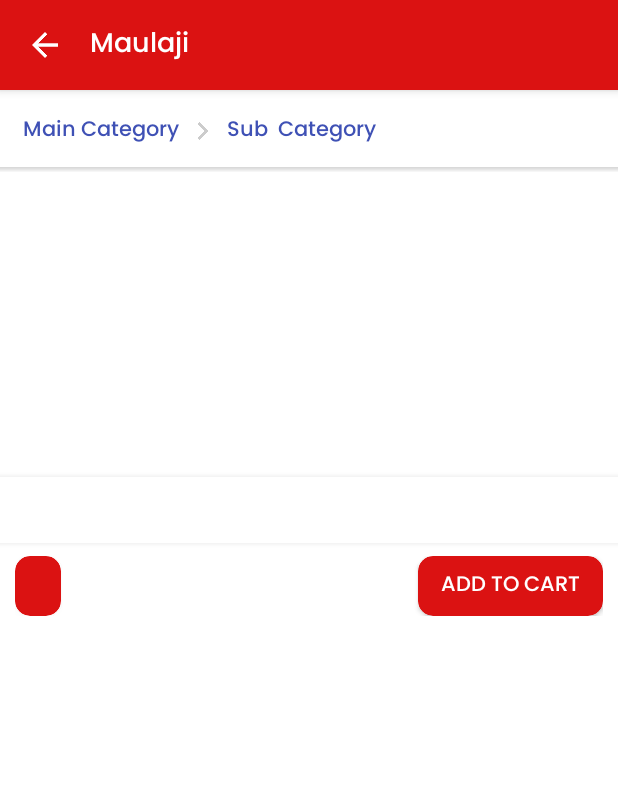
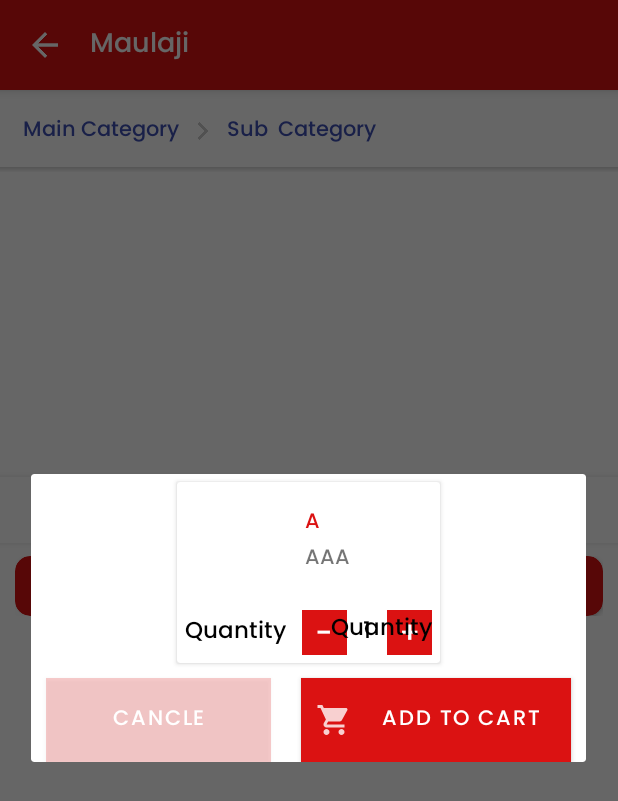
Before and after one commit to mukul2/maulaj, an Android app: the ProductBodyDetailActivity screen opened directly, with no data from a screen before it, after a tap on "ADD TO CART", on a phone screen of 412 x 824 dp. Shown: the top 801 px of the screen. Run offline under Robolectric (Android 15) with nearby library versions, the phone set to English and light mode, and no system bars; our stand-ins replace ButterKnife, EventBus; pictures from the network do not load; 9 statements that could not run were skipped.

Commit message:
cart dialog view edit

```diff
--- a/app/build.gradle
+++ b/app/build.gradle
@@ -78,5 +78,8 @@ dependencies {
     implementation 'com.google.android.gms:play-services-location:17.1.0'
     //compileOnly 'com.google.android.wearable:wearable:2.6.0'
     implementation 'jp.wasabeef:glide-transformations:4.0.0'
+
+    //EventBus
+    implementation 'org.greenrobot:eventbus:3.2.0'
 }
 apply plugin: 'com.google.gms.google-services'
--- a/app/src/main/java/com/telemedicine/maulaji/Activity/ProductBodyDetailActivity.java
+++ b/app/src/main/java/com/telemedicine/maulaji/Activity/ProductBodyDetailActivity.java
@@ -2,17 +2,23 @@ package com.telemedicine.maulaji.Activity;
 
 import androidx.appcompat.app.AppCompatActivity;
 
+import android.app.Dialog;
 import android.content.Context;
 import android.os.Bundle;
+import android.util.Log;
 import android.view.View;
+import android.widget.Button;
 import android.widget.ImageView;
 import android.widget.TextView;
 
 import com.bumptech.glide.Glide;
+import com.telemedicine.maulaji.LiveResponce.MessageEvent;
 import com.telemedicine.maulaji.R;
 import com.telemedicine.maulaji.Utils.CartManager;
 import com.telemedicine.maulaji.Utils.MyDialog;
 import com.telemedicine.maulaji.model.CartItemsModel;
+
+import org.greenrobot.eventbus.EventBus;
 
 import butterknife.BindView;
 import butterknife.ButterKnife;
@@ -56,11 +62,94 @@ public class ProductBodyDetailActivity extends AppCompatActivity {
         tv_cartStatus.setOnClickListener(new View.OnClickListener() {
             @Override
             public void onClick(View v) {
-                CartManager.getInstance().with(ProductBodyDetailActivity.this).addItem(new CartItemsModel(NOW_SHOWING_PRODUCT.getName(),NOW_SHOWING_PRODUCT.getImg(),""+NOW_SHOWING_PRODUCT.getId(),1,Float.parseFloat(NOW_SHOWING_PRODUCT.getPrice().replaceAll("[^\\d.]", ""))));
-            }
+                CustomDialog();
+           /*     CartManager.getInstance().with(ProductBodyDetailActivity.this).addItem(new CartItemsModel(NOW_SHOWING_PRODUCT.getName(),
+                        NOW_SHOWING_PRODUCT.getImg(),
+                        ""+NOW_SHOWING_PRODUCT.getId(),
+                        1,Float.parseFloat(NOW_SHOWING_PRODUCT.getPrice().replaceAll("[^\\d.]", "")),Float.parseFloat(NOW_SHOWING_PRODUCT.getPrice().replaceAll("[^\\d.]", ""))));
+            */}
         });
+
+
     }
+ public void CustomDialog(){
+     final Dialog dialog = new Dialog(context);
+     // Include dialog.xml file
+     dialog.setContentView(R.layout.dialog_add_cart);
+     // Set dialog title
+     dialog.setTitle("Add To Cart");
 
+
+     // set values for custom dialog components - text, image and button
+     TextView tv_name = (TextView) dialog.findViewById(R.id.tv_name);
+     TextView tv_price = (TextView) dialog.findViewById(R.id.tv_price);
+     TextView tv_quantity = (TextView) dialog.findViewById(R.id.tv_quantity);
+     TextView tvUnitTotal = (TextView) dialog.findViewById(R.id.tvUnitTotal);
+     TextView tv_Posetive = (TextView) dialog.findViewById(R.id.tv_Posetive);
+     TextView tvNegative = (TextView) dialog.findViewById(R.id.tvNegative);
+     Button btnCancle = (Button) dialog.findViewById(R.id.btnCancle);
+     Button btnADDTOcart = (Button) dialog.findViewById(R.id.btnADDTOcart);
+     ImageView image = (ImageView) dialog.findViewById(R.id.img);
+     dialog.show();
+     Glide.with(context).load(PHOTO_BASE_PHARMACY+NOW_SHOWING_PRODUCT.getImg()+".jpg").into(image);
+     // tv_name.setText(NOW_SHOWING_PRODUCT.getName());
+     tv_name.setText(NOW_SHOWING_PRODUCT.getName());
+     tv_price.setText("MRP "+NOW_SHOWING_PRODUCT.getPrice());
+     try{
+         tvNegative.setOnClickListener((View view) -> {
+             if (Integer.parseInt(tv_quantity.getText().toString()) >= 1) {
+                 int i = Integer.parseInt(tv_quantity.getText().toString()) - 1;
+                 float ut = i * Integer.parseInt(tv_price.getText().toString());
+
+                 tv_quantity.setText(String.valueOf(i));
+                 tvUnitTotal.setText("MRP. " + ut);
+             }
+
+
+         });
+     }
+     catch (Exception e){
+         Log.d("tag",e.toString());
+     }
+
+     try{
+         tv_Posetive.setOnClickListener(new View.OnClickListener() {
+             @Override
+             public void onClick(View v) {
+                 int i = Integer.parseInt(tv_quantity.getText().toString()) + 1;
+                 float ut = i * Integer.parseInt(tv_price.getText().toString());
+
+                 tv_quantity.setText(String.valueOf(i));
+                 tvUnitTotal.setText("MRP. " + ut);
+             }
+         });
+     }
+     catch (Exception e){
+         Log.d("tag",e.toString());
+     }
+
+
+
+
+     // if decline button is clicked, close the custom dialog
+     btnCancle.setOnClickListener(new View.OnClickListener() {
+         @Override
+         public void onClick(View v) {
+             // Close dialog
+             dialog.dismiss();
+         }
+     });
+     btnADDTOcart.setOnClickListener(new View.OnClickListener() {
+         @Override
+         public void onClick(View v) {
+             CartManager.getInstance().with(ProductBodyDetailActivity.this).addItem(new CartItemsModel(NOW_SHOWING_PRODUCT.getName(),
+                     NOW_SHOWING_PRODUCT.getImg(),
+                     ""+NOW_SHOWING_PRODUCT.getId(),
+                     Integer.parseInt(tv_quantity.getText().toString()),Float.parseFloat(NOW_SHOWING_PRODUCT.getPrice().replaceAll("[^\\d.]", "")),Float.parseFloat(tvUnitTotal.getText().toString())));
+         }
+     });
+
+ }
     public void back(View view) {
         onBackPressed();
     }
--- a/app/src/main/java/com/telemedicine/maulaji/Utils/Utillites.java
+++ b/app/src/main/java/com/telemedicine/maulaji/Utils/Utillites.java
@@ -6,6 +6,7 @@ import android.widget.Toast;
 
 public class Utillites {
     Context context;
+   /* public static float TotalAmmount=CartManager.getInstance().with(thisContext();)getTotal();*/
 
     public Utillites(Context context) {
         this.context = context;
--- /dev/null
+++ b/app/src/main/res/drawable-anydpi/ic_cart.xml
@@ -0,0 +1,11 @@
+<vector xmlns:android="http://schemas.android.com/apk/res/android"
+    android:width="24dp"
+    android:height="24dp"
+    android:viewportWidth="24"
+    android:viewportHeight="24"
+    android:tint="#FFFFFF"
+    android:alpha="0.8">
+  <path
+      android:fillColor="@android:color/white"
+      android:pathData="M7,18c-1.1,0 -1.99,0.9 -1.99,2S5.9,22 7,22s2,-0.9 2,-2 -0.9,-2 -2,-2zM1,2v2h2l3.6,7.59 -1.35,2.45c-0.16,0.28 -0.25,0.61 -0.25,0.96 0,1.1 0.9,2 2,2h12v-2L7.42,15c-0.14,0 -0.25,-0.11 -0.25,-0.25l0.03,-0.12 0.9,-1.63h7.45c0.75,0 1.41,-0.41 1.75,-1.03l3.58,-6.49c0.08,-0.14 0.12,-0.31 0.12,-0.48 0,-0.55 -0.45,-1 -1,-1L5.21,4l-0.94,-2L1,2zM17,18c-1.1,0 -1.99,0.9 -1.99,2s0.89,2 1.99,2 2,-0.9 2,-2 -0.9,-2 -2,-2z"/>
+</vector>
--- a/app/src/main/res/layout/cart_item.xml
+++ b/app/src/main/res/layout/cart_item.xml
@@ -37,7 +37,7 @@
                 android:layout_width="wrap_content"
                 android:layout_height="wrap_content"
                 android:paddingTop="10dp"
-                android:text="AAA"
+                android:text="A"
                 android:textColor="@color/colorPrimary" />
 
             <TextView
--- /dev/null
+++ b/app/src/main/res/layout/dialog_add_cart.xml
@@ -0,0 +1,158 @@
+<?xml version="1.0" encoding="utf-8"?>
+<androidx.constraintlayout.widget.ConstraintLayout xmlns:android="http://schemas.android.com/apk/res/android"
+    android:layout_width="match_parent"
+    android:layout_height="match_parent"
+    xmlns:app="http://schemas.android.com/apk/res-auto">
+
+    <androidx.cardview.widget.CardView
+        android:id="@+id/card"
+        app:layout_constraintTop_toTopOf="parent"
+        app:layout_constraintStart_toStartOf="parent"
+        app:layout_constraintEnd_toEndOf="parent"
+        android:layout_width="match_parent"
+        android:layout_height="wrap_content"
+        android:layout_margin="5dp">
+
+        <androidx.constraintlayout.widget.ConstraintLayout
+            android:layout_width="match_parent"
+            android:layout_height="wrap_content"
+            android:layout_gravity="center"
+            android:orientation="horizontal">
+
+            <ImageView
+                android:id="@+id/img"
+                android:layout_width="80dp"
+                android:layout_height="80dp"
+                android:layout_alignParentRight="true"
+                android:layout_centerVertical="true"
+                android:layout_gravity="center"
+
+                app:layout_constraintStart_toStartOf="parent"
+                app:layout_constraintTop_toTopOf="parent" />
+
+            <LinearLayout
+                android:layout_width="wrap_content"
+                android:layout_height="wrap_content"
+                android:orientation="vertical"
+                android:padding="5dp"
+                app:layout_constraintStart_toEndOf="@id/img"
+
+                app:layout_constraintTop_toTopOf="parent">
+
+
+                <TextView
+                    android:id="@+id/tv_name"
+                    android:layout_width="wrap_content"
+                    android:layout_height="wrap_content"
+                    android:paddingTop="10dp"
+                    android:text="A"
+                    android:textColor="@color/colorPrimary" />
+
+                <TextView
+                    android:id="@+id/tv_price"
+                    android:layout_width="wrap_content"
+                    android:layout_height="wrap_content"
+                    android:paddingBottom="10dp"
+                    android:text="AAA" />
+            </LinearLayout>
+
+            <LinearLayout
+                android:layout_width="wrap_content"
+                android:layout_height="match_parent"
+                app:layout_constraintStart_toStartOf="parent"
+                app:layout_constraintTop_toBottomOf="@id/img">
+
+                <TextView
+                    android:layout_width="wrap_content"
+                    android:layout_height="wrap_content"
+                    android:layout_gravity="center"
+                    android:layout_margin="5dp"
+                    android:gravity="center"
+                    android:text="Quantity"
+                    android:textColor="@android:color/black"
+                    android:textSize="15dp" />
+
+                <TextView
+                    android:id="@+id/tvNegative"
+                    android:layout_width="30dp"
+                    android:layout_height="30dp"
+                    android:layout_alignParentRight="true"
+                    android:layout_centerVertical="true"
+                    android:layout_gravity="center"
+                    android:layout_margin="5dp"
+                    android:background="@color/colorPrimary"
+                    android:gravity="center"
+                    android:text="-"
+                    android:textColor="@android:color/white"
+                    android:textSize="20dp" />
+
+                <TextView
+                    android:id="@+id/tv_quantity"
+                    android:layout_width="wrap_content"
+                    android:layout_height="wrap_content"
+                    android:layout_alignParentRight="true"
+                    android:layout_centerVertical="true"
+                    android:layout_gravity="center"
+                    android:layout_margin="5dp"
+                    android:gravity="center"
+                    android:text="1"
+                    android:textColor="@android:color/black"
+                    android:textSize="15dp" />
+
+                <TextView
+                    android:id="@+id/tv_Posetive"
+                    android:layout_width="30dp"
+                    android:layout_height="30dp"
+                    android:layout_alignParentRight="true"
+                    android:layout_centerVertical="true"
+                    android:layout_gravity="center"
+                    android:layout_margin="5dp"
+                    android:background="@color/colorPrimary"
+                    android:gravity="center"
+                    android:text="+"
+                    android:textColor="@android:color/white"
+                    android:textSize="20dp" />
+            </LinearLayout>
+
+            <TextView
+                android:id="@+id/tvUnitTotal"
+                android:layout_width="wrap_content"
+                android:layout_height="wrap_content"
+                android:layout_gravity="center"
+                android:layout_margin="5dp"
+                android:gravity="center"
+                android:text="Quantity"
+                android:textColor="@android:color/black"
+                android:textSize="15dp"
+                app:layout_constraintEnd_toEndOf="parent"
+                app:layout_constraintTop_toBottomOf="@id/img" />
+        </androidx.constraintlayout.widget.ConstraintLayout>
+    </androidx.cardview.widget.CardView>
+
+    <Button
+        android:layout_margin="10dp"
+        android:padding="10dp"
+        android:id="@+id/btnCancle"
+        app:layout_constraintTop_toBottomOf="@id/card"
+        app:layout_constraintStart_toStartOf="parent"
+        app:layout_constraintEnd_toStartOf="@id/btnADDTOcart"
+        android:background="@color/tab_inactive"
+        android:layout_width="150dp"
+        android:textColor="@android:color/white"
+        android:text="Cancle"
+        android:layout_height="wrap_content"/>
+
+    <Button
+        android:layout_margin="10dp"
+        android:padding="10dp"
+        android:id="@+id/btnADDTOcart"
+        app:layout_constraintTop_toBottomOf="@id/card"
+        app:layout_constraintStart_toEndOf="@id/btnCancle"
+        app:layout_constraintEnd_toEndOf="parent"
+        android:background="@color/colorPrimary"
+        android:drawableLeft="@drawable/ic_cart"
+        android:layout_width="180dp"
+        android:textColor="@android:color/white"
+        android:text="Add To Cart"
+        android:layout_height="wrap_content"/>
+</androidx.constraintlayout.widget.ConstraintLayout>
```
Also changed, not shown: app/src/main/java/com/telemedicine/maulaji/Activity/CartListActivity.java (+31 -2 lines), app/src/main/java/com/telemedicine/maulaji/LiveResponce/MessageEvent.java (added, +33 -0 lines), app/src/main/java/com/telemedicine/maulaji/Utils/CartManager.java (+108 -20 lines), app/src/main/java/com/telemedicine/maulaji/model/CartItemsModel.java (+18 -1 lines), app/src/main/java/com/telemedicine/maulaji/viewEngine/engineGridViews.java (+47 -11 lines), app/src/main/res/layout/activity_cart_list.xml (+52 -14 lines), app/src/main/res/drawable-hdpi/ic_cart.png (added), app/src/main/res/drawable-mdpi/ic_cart.png (added), app/src/main/res/drawable-xhdpi/ic_cart.png (added), app/src/main/res/drawable-xxhdpi/ic_cart.png (added).
